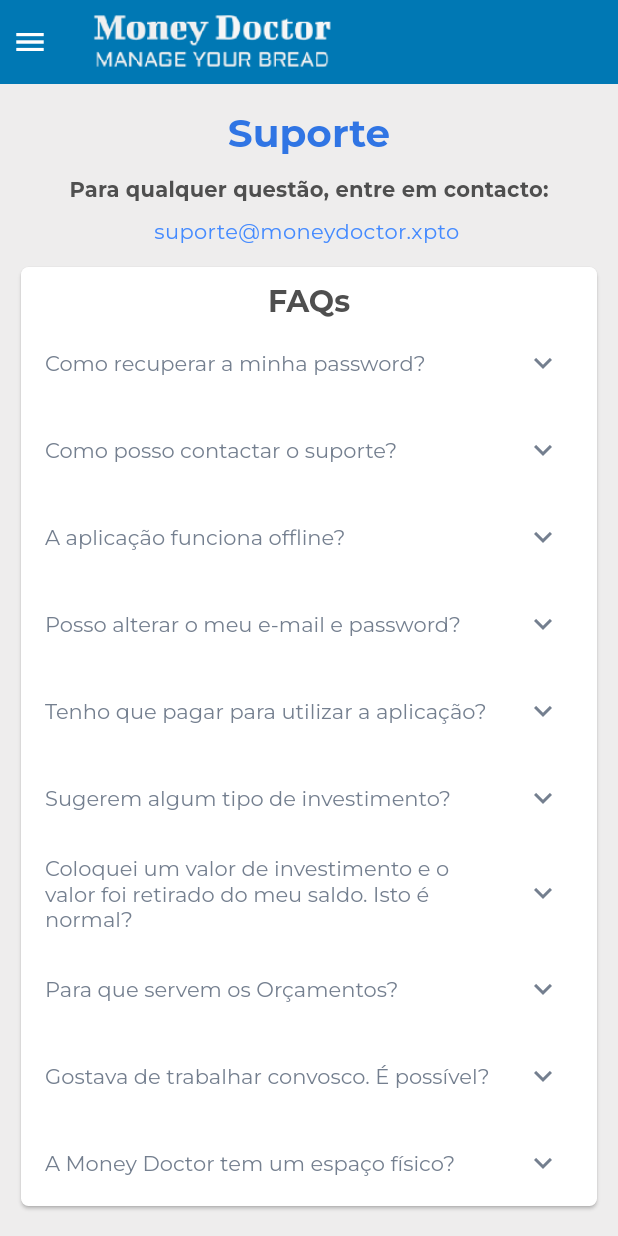
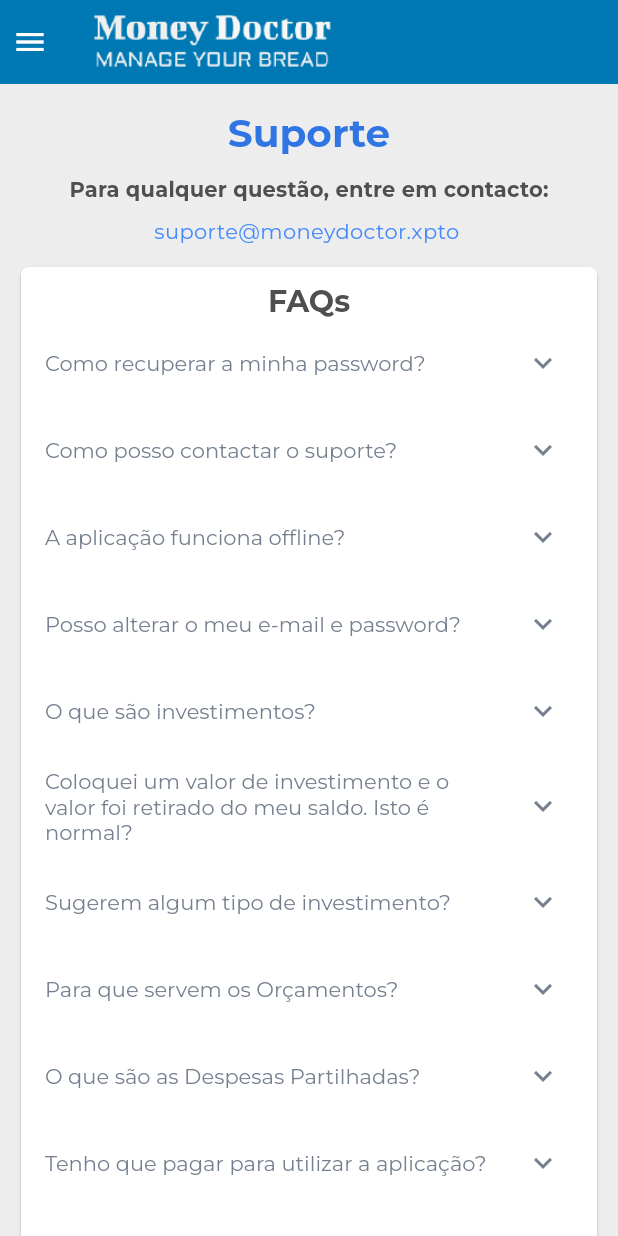
Before and after one commit to inunes1904/money_doctor, a Flutter app: the SuportePage screen opened by its route, on a phone screen of 412 x 824 dp. Run offline on Flutter 3.47's test engine with Material 3 defaults, Android fonts, the phone set to English and light mode, and no system bars; our stand-ins replace connectivity_plus, fl_chart, flutter_native_splash, flutter_secure_storage, fpdart, get and 5 more; missing offline and left inert: flutter_config; accounts and stored records are empty.

Commit message:
mais rectificações 4º sprint

```diff
--- a/lib/views/suporte/faq_data.dart
+++ b/lib/views/suporte/faq_data.dart
@@ -17,28 +17,38 @@
   {
     "Questão": "Posso alterar o meu e-mail e password?",
     "Resposta":
-        "Caso se tenha esquecido da sua password, atente à Questão \"Como recuperar a minha password\". Se não for esse o caso, pode aceder ao seu Perfil e proceder à alteração da sua password, num campo específico para o efeito. Nesse espaço, com informação mais sensível, também poderá proceder à alteração do e-mail associado à sua conta. Atenção que só deve fazê-lo se achar realmente necessário."
+        "Caso se tenha esquecido da sua password, atente à Questão \"Como recuperar a minha password\". Se não for esse o caso, pode aceder ao seu Perfil e proceder à alteração da sua password, num campo específico para o efeito 'Atualizar Credenciais'. Nesse espaço, com informação mais sensível, também poderá proceder à alteração do e-mail associado à sua conta. Atenção que só deve fazê-lo se achar realmente necessário."
+  },
+    {
+    "Questão": "O que são investimentos?",
+    "Resposta":
+        "Os investimentos são valores que insere no mercado, que podem trazer-lhe retornos ou perdas."
   },
   {
-    "Questão": "Tenho que pagar para utilizar a aplicação?",
+    "Questão":
+        "Coloquei um valor de investimento e o valor foi retirado do meu saldo. Isto é normal?",
     "Resposta":
-        "A aplicação Money Doctor é totalmente gratuita. Teremos no futuro opções Premium que serão pagas, mas não retiraremos nem privaremos os utilizadores de quaisquer funcionalidades que atualmente têm acesso."
+        "Sim. O seu saldo apresenta o valor que tem associado à sua conta. Dado que um determinado valor está investido, não é contabilizado no seu Saldo atual. Porém, pode consultar o seu saldo total em Resumo Financeiro, onde lhe é apresentado o Saldo Disponível e os Investimentos. Ao parar um investimento, o valor atual desse investimento é adicionado ao saldo. Atenção que este pode ser superior ou inferior ao que colocou inicialmente."
   },
-  {
+    {
     "Questão": "Sugerem algum tipo de investimento?",
     "Resposta":
         "A Money Doctor não sugere qualquer tipo de investimento. Apenas providenciamos ferramentas que podem ser úteis para uma gestão mais eficaz do património dos seus utilizadores. Recomendamos apenas que nunca investam qualquer valor em aplicações que não estejam dispostos a dar como perdido."
   },
   {
-    "Questão":
-        "Coloquei um valor de investimento e o valor foi retirado do meu saldo. Isto é normal?",
-    "Resposta":
-        "Sim. O seu saldo apresenta o valor que tem associado à sua conta. Dado que um determinado valor está investido, não é contabilizado no seu Saldo atual. Porém, pode consultar o seu saldo total em Resumo Financeiro, onde lhe é apresentado o Saldo Disponível e os Investimentos."
-  },
-  {
     "Questão": "Para que servem os Orçamentos?",
     "Resposta":
         "Essa secção da aplicação serve para programar um conjunto de gastos. Por exemplo, tenciona viajar e quer ter uma ideia de quanto vai gastar. Pode adicionar um orçamento com um valor que planeia gastar e depois adicionar os gastos que prevê que venham a existir."
+  },
+    {
+    "Questão": "O que são as Despesas Partilhadas?",
+    "Resposta":
+        "As despesas partilhadas são despesas que tem em conjunto com outros utilizadores. Se criou uma Despesa Partilhada, pode adicionar ou remover utilizadores com os quais partilha despesas, assim como encerrar a despesa partilhada. Todos os utilizadores de uma despesa partilhada podem adicionar linhas de despesa. Se assinalarem a despesa como 'Pago', esse valor é retirado do seu Saldo e descontado aquando do cálculo do valor a pagar. Após ser encerrada uma Despesa Partilhada (pelo seu criador), os utilizadores visualizarão a opção 'Liquidar' e não poderão inserir mais linhas de despesa. Ao clicar em 'Liquidar' terão que pagar ou irão receber um valor, que é calculado com base nas despesas totais e naquilo que pagaram até aquele momento."
+  },
+    {
+    "Questão": "Tenho que pagar para utilizar a aplicação?",
+    "Resposta":
+        "A aplicação Money Doctor é totalmente gratuita. Teremos no futuro opções Premium que serão pagas, mas não retiraremos nem privaremos os utilizadores de quaisquer funcionalidades que atualmente têm acesso."
   },
   {
     "Questão": "Gostava de trabalhar convosco. É possível?",
@@ -48,7 +58,7 @@
   {
     "Questão": "A Money Doctor tem um espaço físico?",
     "Resposta":
-        "Dispômos de um espaço nosso, o Palácio de Belém, mas de momento está alugado. De momento operamos exclusivamente online. "
+        "Dispômos de um espaço nosso, o Palácio de Belém, mas de momento está alugado. Estamos a operar exclusivamente online. "
   },
   // Adicionar mais FAQs conforme necessário
 ];
```
Also changed, not shown: lib/views/utilizador/resumoFinanceiro/resumoFinanceiro.controller.dart (+9 -7 lines), lib/views/utilizador/resumoFinanceiro/resumoFinanceiro.page.dart (+6 -6 lines).
